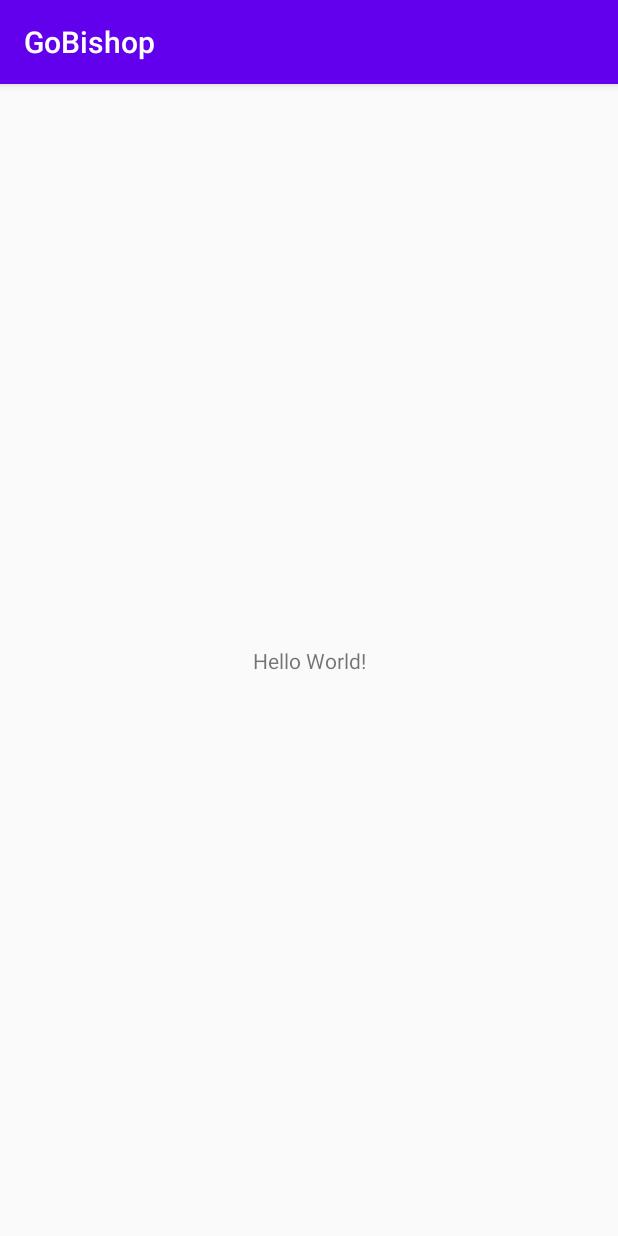
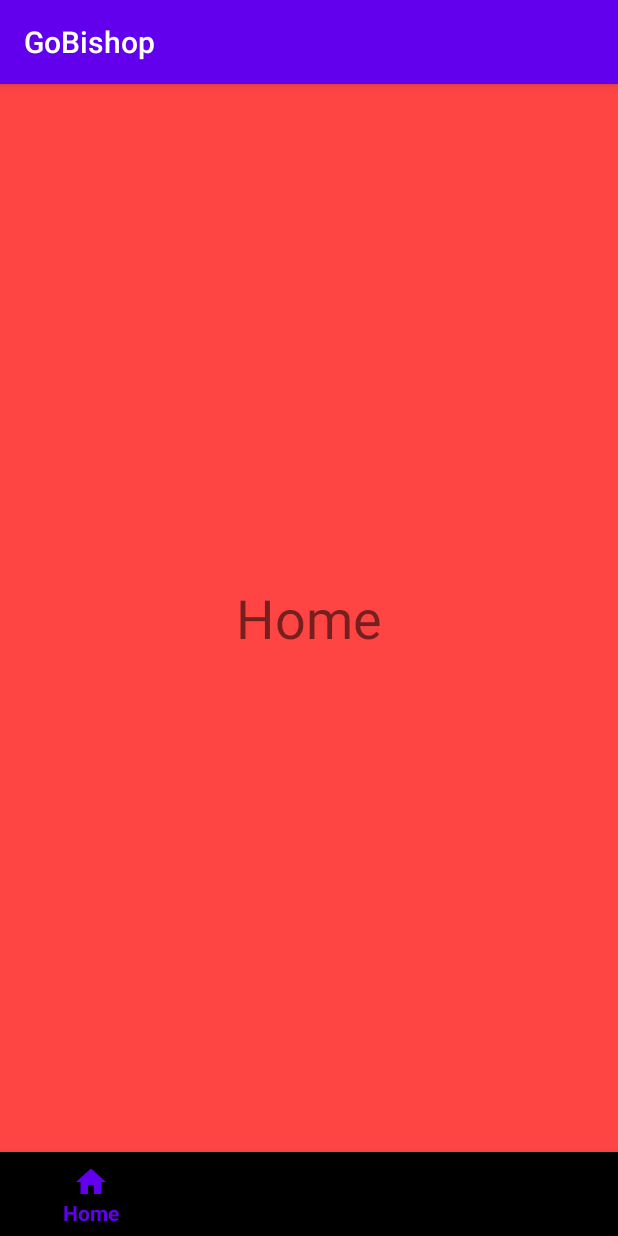
Before and after one commit to Grindewald1900/GoBishops, an Android app: the screen it shows after launch (MainActivity), on a phone screen of 412 x 824 dp. Run offline under Robolectric (Android 15) with nearby library versions, the phone set to English and light mode, and no system bars.

Commit message:
Implement the main page with 4 fragments( in accordance with 4 main features of our app)

```diff
--- a/app/build.gradle
+++ b/app/build.gradle
@@ -25,6 +25,10 @@ android {
 }
 
 dependencies {
+    //noinspection GradleCompatible
+    implementation 'com.android.support:design:26.1.0'
+
+    implementation 'androidx.appcompat:appcompat:1.2.0'
     implementation fileTree(dir: "libs", include: ["*.jar"])
     implementation "org.jetbrains.kotlin:kotlin-stdlib:$kotlin_version"
     implementation 'androidx.core:core-ktx:1.3.2'
--- a/app/src/main/java/com/example/gobishop/activity/MainActivity.kt
+++ b/app/src/main/java/com/example/gobishop/activity/MainActivity.kt
@@ -7,11 +7,61 @@ package com.example.gobishop.activity
  */
 import androidx.appcompat.app.AppCompatActivity
 import android.os.Bundle
+import android.util.Log
+import android.view.MenuItem
+import androidx.fragment.app.Fragment
 import com.example.gobishop.R
+import com.example.gobishop.fragment.AppointmentFragment
+import com.example.gobishop.fragment.GroupFragment
+import com.example.gobishop.fragment.HomeFragment
+import com.example.gobishop.fragment.MarketFragment
+import com.google.android.material.bottomnavigation.BottomNavigationView
+import kotlinx.android.synthetic.main.activity_main.*
 
 class MainActivity : AppCompatActivity() {
+    private lateinit var navListener: BottomNavigationView.OnNavigationItemSelectedListener
     override fun onCreate(savedInstanceState: Bundle?) {
         super.onCreate(savedInstanceState)
         setContentView(R.layout.activity_main)
+        Log.i(getString(R.string.tag_main), "Main Created")
+        initView(savedInstanceState)
+
+    }
+
+    fun initView(savedInstanceState: Bundle?){
+        if (savedInstanceState == null){
+            val fragment = HomeFragment.newInstance()
+            supportFragmentManager.beginTransaction().replace(R.id.fragment_container_main, fragment, fragment.javaClass.simpleName).commit()
+        }
+        bottom_nav_main.setOnNavigationItemSelectedListener {
+            val selectedFragment: Fragment
+            when (it.itemId){
+                R.id.nav_home ->{
+                    Log.i(getString(R.string.tag_main), "Home Clicked")
+                    selectedFragment = HomeFragment.newInstance()
+                    supportFragmentManager.beginTransaction().replace(R.id.fragment_container_main, selectedFragment, selectedFragment.javaClass.simpleName).commit()
+                    return@setOnNavigationItemSelectedListener true
+                }
+                R.id.nav_market ->{
+                    Log.i(getString(R.string.tag_main), "Market Clicked")
+                    selectedFragment = MarketFragment.newInstance()
+                    supportFragmentManager.beginTransaction().replace(R.id.fragment_container_main, selectedFragment, selectedFragment.javaClass.simpleName).commit()
+                    return@setOnNavigationItemSelectedListener true
+                }
+                R.id.nav_appointment ->{
+                    Log.i(getString(R.string.tag_main), "Appoint Clicked")
+                    selectedFragment = AppointmentFragment.newInstance()
+                    supportFragmentManager.beginTransaction().replace(R.id.fragment_container_main, selectedFragment, selectedFragment.javaClass.simpleName).commit()
+                    return@setOnNavigationItemSelectedListener true
+                }
+                R.id.nav_group -> {
+                    Log.i(getString(R.string.tag_main), "Group Clicked")
+                    selectedFragment = GroupFragment.newInstance()
+                    supportFragmentManager.beginTransaction().replace(R.id.fragment_container_main, selectedFragment, selectedFragment.javaClass.simpleName).commit()
+                    return@setOnNavigationItemSelectedListener true
+                }
+            }
+            false
+        }
     }
 }
--- /dev/null
+++ b/app/src/main/java/com/example/gobishop/fragment/HomeFragment.kt
@@ -0,0 +1,29 @@
+package com.example.gobishop.fragment
+
+import android.os.Bundle
+import android.view.LayoutInflater
+import android.view.View
+import android.view.ViewGroup
+import androidx.fragment.app.Fragment
+import com.example.gobishop.R
+
+/**
+ * Created by Yee on 2020/12/26.
+ * Github: Grindewald1900
+ * Email: grindewald1504@gmail.com
+ */
+class HomeFragment : Fragment() {
+    companion object{
+        fun newInstance(): HomeFragment{
+            return HomeFragment()
+        }
+    }
+
+    override fun onCreateView(
+        inflater: LayoutInflater,
+        container: ViewGroup?,
+        savedInstanceState: Bundle?
+    ): View? {
+        return inflater.inflate(R.layout.fragment_home, container, false)
+    }
+}
--- /dev/null
+++ b/app/src/main/res/drawable/ic_baseline_assignment_24.xml
@@ -0,0 +1,10 @@
+<vector xmlns:android="http://schemas.android.com/apk/res/android"
+    android:width="24dp"
+    android:height="24dp"
+    android:viewportWidth="24"
+    android:viewportHeight="24"
+    android:tint="?attr/colorControlNormal">
+  <path
+      android:fillColor="@android:color/white"
+      android:pathData="M19,3h-4.18C14.4,1.84 13.3,1 12,1c-1.3,0 -2.4,0.84 -2.82,2L5,3c-1.1,0 -2,0.9 -2,2v14c0,1.1 0.9,2 2,2h14c1.1,0 2,-0.9 2,-2L21,5c0,-1.1 -0.9,-2 -2,-2zM12,3c0.55,0 1,0.45 1,1s-0.45,1 -1,1 -1,-0.45 -1,-1 0.45,-1 1,-1zM14,17L7,17v-2h7v2zM17,13L7,13v-2h10v2zM17,9L7,9L7,7h10v2z"/>
+</vector>
--- /dev/null
+++ b/app/src/main/res/drawable/ic_baseline_group_24.xml
@@ -0,0 +1,10 @@
+<vector xmlns:android="http://schemas.android.com/apk/res/android"
+    android:width="24dp"
+    android:height="24dp"
+    android:viewportWidth="24"
+    android:viewportHeight="24"
+    android:tint="?attr/colorControlNormal">
+  <path
+      android:fillColor="@android:color/white"
+      android:pathData="M16,11c1.66,0 2.99,-1.34 2.99,-3S17.66,5 16,5c-1.66,0 -3,1.34 -3,3s1.34,3 3,3zM8,11c1.66,0 2.99,-1.34 2.99,-3S9.66,5 8,5C6.34,5 5,6.34 5,8s1.34,3 3,3zM8,13c-2.33,0 -7,1.17 -7,3.5L1,19h14v-2.5c0,-2.33 -4.67,-3.5 -7,-3.5zM16,13c-0.29,0 -0.62,0.02 -0.97,0.05 1.16,0.84 1.97,1.97 1.97,3.45L17,19h6v-2.5c0,-2.33 -4.67,-3.5 -7,-3.5z"/>
+</vector>
--- /dev/null
+++ b/app/src/main/res/drawable/ic_baseline_home_24.xml
@@ -0,0 +1,10 @@
+<vector xmlns:android="http://schemas.android.com/apk/res/android"
+    android:width="24dp"
+    android:height="24dp"
+    android:viewportWidth="24"
+    android:viewportHeight="24"
+    android:tint="?attr/colorControlNormal">
+  <path
+      android:fillColor="@android:color/white"
+      android:pathData="M10,20v-6h4v6h5v-8h3L12,3 2,12h3v8z"/>
+</vector>
--- /dev/null
+++ b/app/src/main/res/drawable/ic_baseline_shopping_cart_24.xml
@@ -0,0 +1,10 @@
+<vector xmlns:android="http://schemas.android.com/apk/res/android"
+    android:width="24dp"
+    android:height="24dp"
+    android:viewportWidth="24"
+    android:viewportHeight="24"
+    android:tint="?attr/colorControlNormal">
+  <path
+      android:fillColor="@android:color/white"
+      android:pathData="M7,18c-1.1,0 -1.99,0.9 -1.99,2S5.9,22 7,22s2,-0.9 2,-2 -0.9,-2 -2,-2zM1,2v2h2l3.6,7.59 -1.35,2.45c-0.16,0.28 -0.25,0.61 -0.25,0.96 0,1.1 0.9,2 2,2h12v-2L7.42,15c-0.14,0 -0.25,-0.11 -0.25,-0.25l0.03,-0.12 0.9,-1.63h7.45c0.75,0 1.41,-0.41 1.75,-1.03l3.58,-6.49c0.08,-0.14 0.12,-0.31 0.12,-0.48 0,-0.55 -0.45,-1 -1,-1L5.21,4l-0.94,-2L1,2zM17,18c-1.1,0 -1.99,0.9 -1.99,2s0.89,2 1.99,2 2,-0.9 2,-2 -0.9,-2 -2,-2z"/>
+</vector>
--- a/app/src/main/res/layout/activity_main.xml
+++ b/app/src/main/res/layout/activity_main.xml
@@ -1,18 +1,23 @@
 <?xml version="1.0" encoding="utf-8"?>
-<androidx.constraintlayout.widget.ConstraintLayout xmlns:android="http://schemas.android.com/apk/res/android"
+<RelativeLayout xmlns:android="http://schemas.android.com/apk/res/android"
     xmlns:app="http://schemas.android.com/apk/res-auto"
     xmlns:tools="http://schemas.android.com/tools"
     android:layout_width="match_parent"
     android:layout_height="match_parent"
     tools:context=".activity.MainActivity">
 
-    <TextView
-        android:layout_width="wrap_content"
+    <FrameLayout
+        android:id="@+id/fragment_container_main"
+        android:layout_width="match_parent"
+        android:layout_height="match_parent"
+        android:layout_above="@+id/bottom_nav_main"
+        />
+    <com.google.android.material.bottomnavigation.BottomNavigationView
+        android:id="@+id/bottom_nav_main"
+        android:layout_width="match_parent"
         android:layout_height="wrap_content"
-        android:text="Hello World!"
-        app:layout_constraintBottom_toBottomOf="parent"
-        app:layout_constraintLeft_toLeftOf="parent"
-        app:layout_constraintRight_toRightOf="parent"
-        app:layout_constraintTop_toTopOf="parent" />
+        android:layout_alignParentBottom="true"
+        app:menu="@menu/bottom_navigation" />
 
-</androidx.constraintlayout.widget.ConstraintLayout>
+
+</RelativeLayout>
--- /dev/null
+++ b/app/src/main/res/layout/fragment_home.xml
@@ -0,0 +1,14 @@
+<?xml version="1.0" encoding="utf-8"?>
+<RelativeLayout
+    xmlns:android="http://schemas.android.com/apk/res/android"
+    android:layout_width="match_parent"
+    android:layout_height="match_parent"
+    android:background="@android:color/holo_red_light">
+    <TextView
+        android:layout_width="wrap_content"
+        android:layout_height="wrap_content"
+        android:text="@string/bottom_bar_1"
+        android:textSize="@dimen/logo_text_size"
+        android:layout_centerInParent="true"/>
+
+</RelativeLayout>
--- /dev/null
+++ b/app/src/main/res/menu/bottom_navigation.xml
@@ -0,0 +1,21 @@
+<?xml version="1.0" encoding="utf-8"?>
+<menu xmlns:android="http://schemas.android.com/apk/res/android">
+    <item
+        android:id="@+id/nav_home"
+        android:icon="@drawable/ic_baseline_home_24"
+        android:title="@string/bottom_bar_1"/>
+    <item
+        android:id="@+id/nav_market"
+        android:icon="@drawable/ic_baseline_shopping_cart_24"
+        android:title="@string/bottom_bar_2"/>
+    <item
+        android:id="@+id/nav_appointment"
+        android:icon="@drawable/ic_baseline_assignment_24"
+        android:title="@string/bottom_bar_2"/>
+    <item
+        android:id="@+id/nav_group"
+        android:icon="@drawable/ic_baseline_group_24"
+        android:title="@string/bottom_bar_2"/>
+
+
+</menu>
--- a/app/src/main/res/values/dimens.xml
+++ b/app/src/main/res/values/dimens.xml
@@ -25,6 +25,7 @@
 
 
     <!--Text font size -->
+    <dimen name="logo_text_size">36sp</dimen>
     <dimen name="title_text_size">16sp</dimen>
     <dimen name="sub_title_text_size">14sp</dimen>
 </resources>
--- a/app/src/main/res/values/strings.xml
+++ b/app/src/main/res/values/strings.xml
@@ -1,3 +1,12 @@
 <resources>
     <string name="app_name">GoBishop</string>
+
+    <!-- Main Page -->
+    <string name="bottom_bar_1">Home</string>
+    <string name="bottom_bar_2">Market</string>
+    <string name="bottom_bar_3">Appointment</string>
+    <string name="bottom_bar_4">Group</string>
+
+    <!-- Tags -->
+    <string name="tag_main">tag_main</string>
 </resources>
```
Also changed, not shown: app/src/main/java/com/example/gobishop/fragment/AppointmentFragment.kt (added, +29 -0 lines), app/src/main/java/com/example/gobishop/fragment/GroupFragment.kt (added, +29 -0 lines), app/src/main/java/com/example/gobishop/fragment/MarketFragment.kt (added, +29 -0 lines), app/src/main/res/layout/fragment_appointment.xml (added, +14 -0 lines), app/src/main/res/layout/fragment_group.xml (added, +14 -0 lines), app/src/main/res/layout/fragment_market.xml (added, +14 -0 lines).
